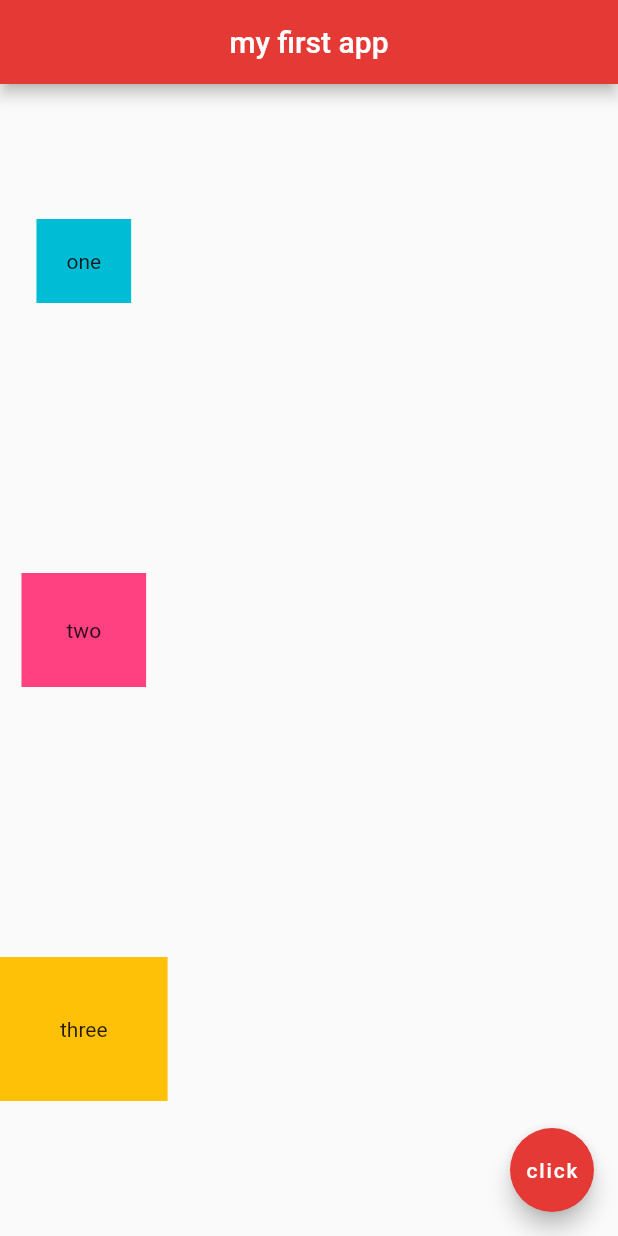
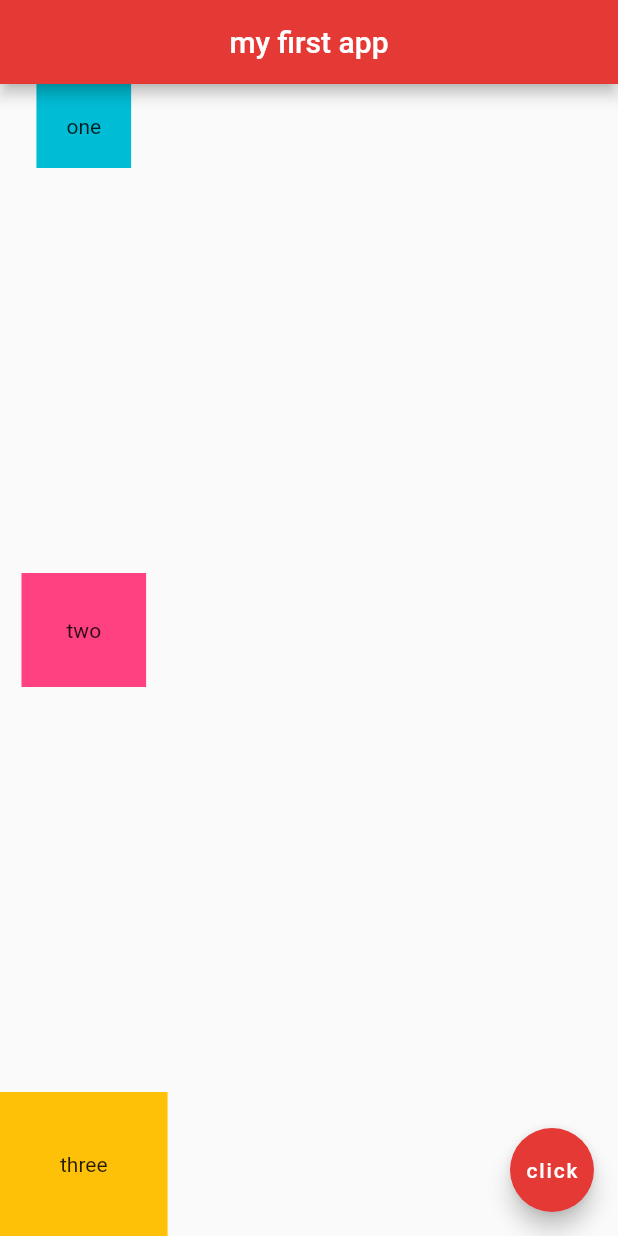
Before and after one commit to kouyoumikan/flutter_app, a Flutter app: the screen it shows after launch, on a phone screen of 412 x 824 dp. Run offline on Flutter 3.47's test engine with Material 2 defaults, Android fonts, the phone set to English and light mode, and no system bars.

Commit message:
2020/04/07　#12 Column 各要素の間隔を開ける

```diff
--- a/lib/main.dart
+++ b/lib/main.dart
@@ -16,8 +16,8 @@ class Home extends StatelessWidget {
         backgroundColor: Colors.red[600], // アプリバーの色
       ),
       body: Column(
-        // 各要素の間隔を開ける(少しだけ均等)
-        mainAxisAlignment: MainAxisAlignment.spaceAround,
+        // 各要素の間隔を開ける
+        mainAxisAlignment: MainAxisAlignment.spaceBetween,
         children: <Widget>[
           Container(
             padding: EdgeInsets.all(20.0),
```
